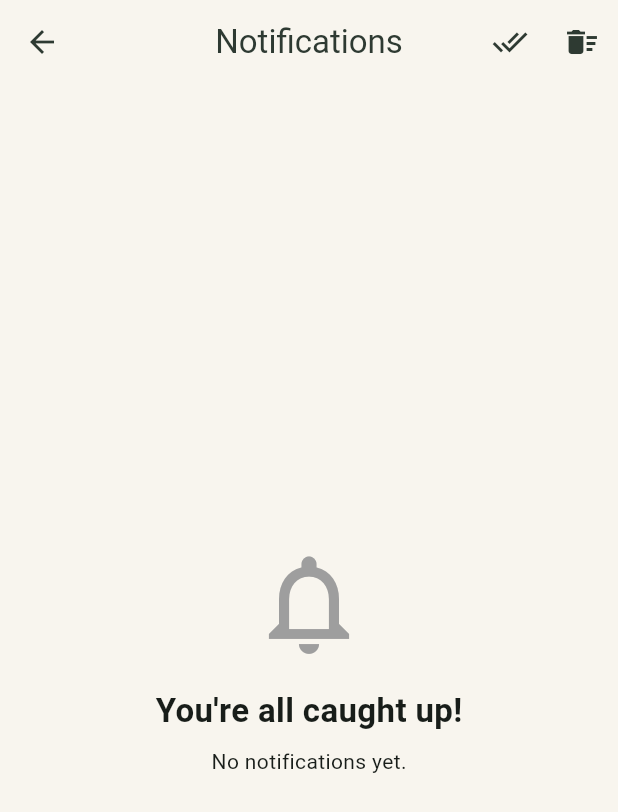
After one commit to velquitas/LifeFlow, a Flutter app: the screen it shows after launch, item 2 of the bottom bar chosen, after a tap on the "notifications" icon, on a phone screen of 412 x 824 dp. The commit adds this screen. Shown: the top 812 px of the screen. Run offline on Flutter 3.47's test engine with Material 3 defaults, Android fonts, the phone set to English and light mode, and no system bars; our stand-ins replace shared_preferences, table_calendar.

Commit message:
Sprint 22: Complete Dashboard 2.0 with notifications

```diff
--- /dev/null
+++ b/lib/models/app_notification.dart
@@ -0,0 +1,49 @@
+class AppNotification {
+  final String id;
+  final String title;
+  final String message;
+  final DateTime date;
+  final bool read;
+
+  AppNotification({
+    required this.id,
+    required this.title,
+    required this.message,
+    required this.date,
+    this.read = false,
+  });
+
+  AppNotification copyWith({
+    bool? read,
+  }) {
+    return AppNotification(
+      id: id,
+      title: title,
+      message: message,
+      date: date,
+      read: read ?? this.read,
+    );
+  }
+
+  Map<String, dynamic> toJson() {
+    return {
+      "id": id,
+      "title": title,
+      "message": message,
+      "date": date.toIso8601String(),
+      "read": read,
+    };
+  }
+
+  factory AppNotification.fromJson(
+    Map<String, dynamic> json,
+  ) {
+    return AppNotification(
+      id: json["id"],
+      title: json["title"],
+      message: json["message"],
+      date: DateTime.parse(json["date"]),
+      read: json["read"] ?? false,
+    );
+  }
+}
--- a/lib/screens/Home/home_screen.dart
+++ b/lib/screens/Home/home_screen.dart
@@ -2,22 +2,25 @@ import 'package:flutter/material.dart';
 
 import '../../models/dashboard_data.dart';
 import '../../services/dashboard_service.dart';
+import '../../services/notification_center_service.dart';
 
+import '../../widgets/budget_snapshot_card.dart';
 import '../../widgets/dashboard_header.dart';
 import '../../widgets/dashboard_summary_card.dart';
 import '../../widgets/focus_card.dart';
+import '../../widgets/inspiration_card.dart';
+import '../../widgets/notification_badge.dart';
+import '../../widgets/quick_action_card.dart';
+import '../../widgets/section_title.dart';
 import '../../widgets/stats_section.dart';
+import '../../widgets/todays_events_card.dart';
 import '../../widgets/todays_tasks_card.dart';
-import '../../widgets/todays_events_card.dart';
-import '../../widgets/budget_snapshot_card.dart';
-import '../../widgets/quick_action_card.dart';
-import '../../widgets/inspiration_card.dart';
-import '../../widgets/section_title.dart';
 
+import '../budget/budget_screen.dart';
+import '../notifications/notifications_screen.dart';
+import '../planner/planner_screen.dart';
+import '../profile/profile_screen.dart';
 import '../tasks/task_screen.dart';
-import '../planner/planner_screen.dart';
-import '../budget/budget_screen.dart';
-import '../profile/profile_screen.dart';
 
 class HomeScreen extends StatefulWidget {
   const HomeScreen({super.key});
@@ -45,16 +48,8 @@ class _HomeScreenState extends State<HomeScreen> {
       setState(() {
         _dashboard = dashboard;
       });
-    } catch (_) {
-      if (!mounted) return;
-
-      ScaffoldMessenger.of(context).showSnackBar(
-        const SnackBar(
-          content: Text(
-            "Unable to load dashboard.",
-          ),
-        ),
-      );
+    } catch (e) {
+      debugPrint("Dashboard error: $e");
     }
   }
 
@@ -83,10 +78,29 @@ class _HomeScreenState extends State<HomeScreen> {
     }
 
     final dashboard = _dashboard!;
-        return Scaffold(
+
+    return Scaffold(
       appBar: AppBar(
         title: const Text("LifeFlow"),
         centerTitle: true,
+        actions: [
+          NotificationBadge(
+            count: NotificationCenterService.unreadCount(),
+            onTap: () async {
+              await Navigator.push(
+                context,
+                MaterialPageRoute(
+                  builder: (_) =>
+                      const NotificationsScreen(),
+                ),
+              );
+
+              if (mounted) {
+                setState(() {});
+              }
+            },
+          ),
+        ],
       ),
       body: RefreshIndicator(
         onRefresh: _loadDashboard,
@@ -97,7 +111,8 @@ class _HomeScreenState extends State<HomeScreen> {
               greeting: _greeting,
             ),
 
-            DashboardSummaryCard(
+            const SizedBox(height: 20),
+                        DashboardSummaryCard(
               totalTasks: dashboard.totalTasks,
               completedTasks: dashboard.completedTasks,
               openTasks: dashboard.openTasks,
@@ -115,6 +130,8 @@ class _HomeScreenState extends State<HomeScreen> {
             const SectionTitle(
               title: "Today's Progress",
             ),
+
+            const SizedBox(height: 12),
 
             StatsSection(
               totalTasks: dashboard.totalTasks,
@@ -162,13 +179,17 @@ class _HomeScreenState extends State<HomeScreen> {
                     title: "Tasks",
                     icon: Icons.check_circle,
                     color: Colors.green,
-                    onTap: () {
-                      Navigator.push(
+                    onTap: () async {
+                      await Navigator.push(
                         context,
                         MaterialPageRoute(
                           builder: (_) => const TaskScreen(),
                         ),
-                      ).then((_) => _loadDashboard());
+                      );
+
+                      if (mounted) {
+                        _loadDashboard();
+                      }
                     },
                   ),
                 ),
--- /dev/null
+++ b/lib/screens/notifications/notifications_screen.dart
@@ -0,0 +1,143 @@
+import 'package:flutter/material.dart';
+
+import '../../models/app_notification.dart';
+import '../../services/notification_center_service.dart';
+
+class NotificationsScreen extends StatefulWidget {
+  const NotificationsScreen({super.key});
+
+  @override
+  State<NotificationsScreen> createState() =>
+      _NotificationsScreenState();
+}
+
+class _NotificationsScreenState
+    extends State<NotificationsScreen> {
+  @override
+  Widget build(BuildContext context) {
+    final List<AppNotification> notifications =
+        NotificationCenterService.notifications;
+
+    return Scaffold(
+      appBar: AppBar(
+        title: const Text("Notifications"),
+        actions: [
+          IconButton(
+            icon: const Icon(Icons.done_all),
+            tooltip: "Mark all as read",
+            onPressed: () {
+              setState(() {
+                NotificationCenterService.markAllAsRead();
+              });
+            },
+          ),
+          IconButton(
+            icon: const Icon(Icons.delete_sweep),
+            tooltip: "Clear all",
+            onPressed: () {
+              setState(() {
+                NotificationCenterService.clear();
+              });
+            },
+          ),
+        ],
+      ),
+      body: notifications.isEmpty
+          ? const Center(
+              child: Column(
+                mainAxisAlignment:
+                    MainAxisAlignment.center,
+                children: [
+                  Icon(
+                    Icons.notifications_none,
+                    size: 80,
+                    color: Colors.grey,
+                  ),
+                  SizedBox(height: 16),
+                  Text(
+                    "You're all caught up!",
+                    style: TextStyle(
+                      fontSize: 22,
+                      fontWeight: FontWeight.bold,
+                    ),
+                  ),
+                  SizedBox(height: 8),
+                  Text(
+                    "No notifications yet.",
+                  ),
+                ],
+              ),
+            )
+          : ListView.builder(
+              itemCount: notifications.length,
+              itemBuilder: (context, index) {
+                final notification =
+                    notifications[index];
+
+                return Dismissible(
+                  key: ValueKey(notification.id),
+                  direction:
+                      DismissDirection.endToStart,
+                  onDismissed: (_) {
+                    setState(() {
+                      NotificationCenterService.remove(
+                        notification.id,
+                      );
+                    });
+                  },
+                  background: Container(
+                    alignment: Alignment.centerRight,
+                    padding:
+                        const EdgeInsets.only(right: 20),
+                    color: Colors.red,
+                    child: const Icon(
+                      Icons.delete,
+                      color: Colors.white,
+                    ),
+                  ),
+                  child: ListTile(
+                    leading: CircleAvatar(
+                      child: Icon(
+                        notification.read
+                            ? Icons.notifications_none
+                            : Icons.notifications,
+                      ),
+                    ),
+                    title: Text(notification.title),
+                    subtitle: Column(
+                      crossAxisAlignment:
+                          CrossAxisAlignment.start,
+                      children: [
+                        Text(notification.message),
+                        const SizedBox(height: 4),
+                        Text(
+                          notification.date.toString(),
+                          style: const TextStyle(
+                            fontSize: 12,
+                            color: Colors.grey,
+                          ),
+                        ),
+                      ],
+                    ),
+                    trailing: notification.read
+                        ? null
+                        : const Icon(
+                            Icons.fiber_manual_record,
+                            color: Colors.blue,
+                            size: 12,
+                          ),
+                    onTap: () {
+                      setState(() {
+                        NotificationCenterService
+                            .markAsRead(
+                          notification.id,
+                        );
+                      });
+                    },
+                  ),
+                );
+              },
+            ),
+    );
+  }
+}
--- /dev/null
+++ b/lib/services/notification_center_service.dart
@@ -0,0 +1,50 @@
+import '../models/app_notification.dart';
+
+class NotificationCenterService {
+  static final List<AppNotification> _notifications = [];
+
+  static List<AppNotification> get notifications =>
+      List.unmodifiable(_notifications);
+
+  static void add(AppNotification notification) {
+    _notifications.insert(0, notification);
+  }
+
+  static void remove(String id) {
+    _notifications.removeWhere(
+      (notification) => notification.id == id,
+    );
+  }
+
+  static void markAsRead(String id) {
+    final index = _notifications.indexWhere(
+      (notification) => notification.id == id,
+    );
+
+    if (index == -1) return;
+
+    _notifications[index] =
+        _notifications[index].copyWith(
+      read: true,
+    );
+  }
+
+  static void markAllAsRead() {
+    for (var i = 0; i < _notifications.length; i++) {
+      _notifications[i] =
+          _notifications[i].copyWith(
+        read: true,
+      );
+    }
+  }
+
+  static void clear() {
+    _notifications.clear();
+  }
+
+  static int unreadCount() {
+    return _notifications
+        .where((notification) => !notification.read)
+        .length;
+  }
+}
--- /dev/null
+++ b/lib/widgets/notification_badge.dart
@@ -0,0 +1,51 @@
+import 'package:flutter/material.dart';
+
+class NotificationBadge extends StatelessWidget {
+  final int count;
+  final VoidCallback onTap;
+
+  const NotificationBadge({
+    super.key,
+    required this.count,
+    required this.onTap,
+  });
+
+  @override
+  Widget build(BuildContext context) {
+    return Stack(
+      clipBehavior: Clip.none,
+      children: [
+        IconButton(
+          icon: const Icon(Icons.notifications),
+          onPressed: onTap,
+        ),
+
+        if (count > 0)
+          Positioned(
+            right: 6,
+            top: 6,
+            child: Container(
+              padding: const EdgeInsets.all(4),
+              constraints: const BoxConstraints(
+                minWidth: 18,
+                minHeight: 18,
+              ),
+              decoration: const BoxDecoration(
+                color: Colors.red,
+                shape: BoxShape.circle,
+              ),
+              child: Text(
+                count > 99 ? "99+" : "$count",
+                textAlign: TextAlign.center,
+                style: const TextStyle(
+                  color: Colors.white,
+                  fontSize: 10,
+                  fontWeight: FontWeight.bold,
+                ),
+              ),
+            ),
+          ),
+      ],
+    );
+  }
+}
```
Also changed, not shown: lib/models/goal.dart (added, +58 -0 lines).
